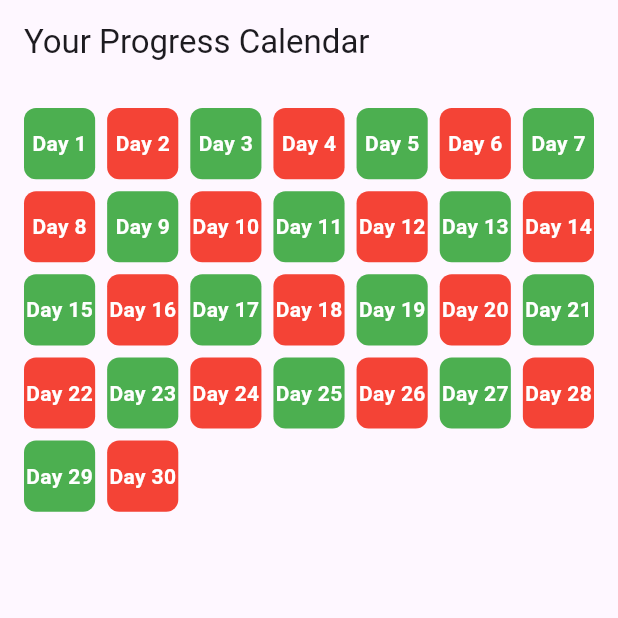
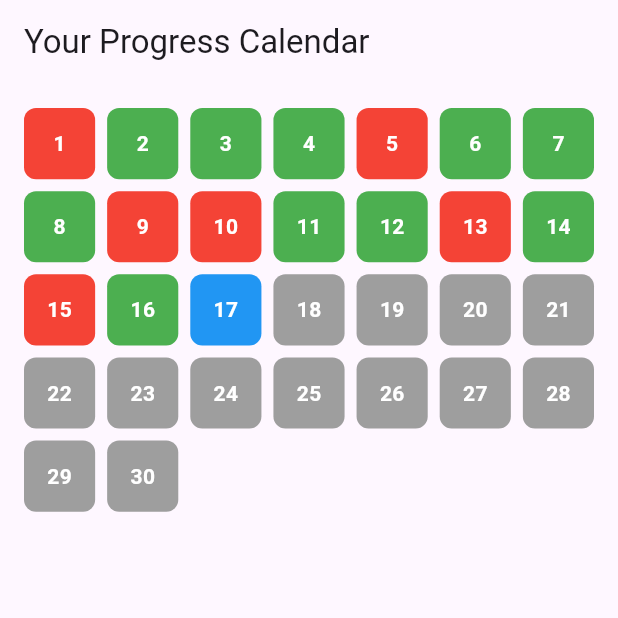
Before and after one commit to gelNye/GDSC2025, a Flutter app: the ProgressCalendarPage screen opened directly, on a phone screen of 412 x 824 dp, the top half of it. Run offline on Flutter 3.47's test engine with Material 3 defaults, Android fonts, the phone set to English and light mode, and no system bars; our stand-ins replace flutter_markdown, go_router.

```diff
--- a/lib/screens/progress_calander_page.dart
+++ b/lib/screens/progress_calander_page.dart
@@ -6,7 +6,28 @@ class ProgressCalendarPage extends StatefulWidget {
 }
 
 class _ProgressCalendarPageState extends State<ProgressCalendarPage> {
-  final List<bool> _progress = List.generate(30, (index) => index % 2 == 0);
+  //final List<bool> _progress = List.generate(30, (index) => index % 2 == 0);
+  final List<int> _progress = List.generate(30, (index) {
+    if (index > 16) {
+      return 0; // Greater than 16
+    } else if (index == 16) {
+      return 1; // Index 16
+    } else {
+      // Alternate between 2 and 3 for indices less than 16
+      if(index % 4 == 0){
+        return 2;
+      }
+      if(index % 3 == 1){
+        return 3;
+      }
+      if(index % 5 == 4){
+        return 2;
+      }
+      else{
+        return 3;
+      }
+    }
+  });
 
   @override
   Widget build(BuildContext context) {
@@ -24,19 +45,18 @@ class _ProgressCalendarPageState extends State<ProgressCalendarPage> {
           ),
           itemCount: _progress.length, // 30 days
           itemBuilder: (context, index) {
-            bool isGood = _progress[index];
             return GestureDetector(
               onTap: () {
 
               },
               child: Container(
                 decoration: BoxDecoration(
-                  color: isGood ? Colors.green : Colors.red,
+                  color: _getColorForValue(_progress[index]),
                   borderRadius: BorderRadius.circular(8.0),
                 ),
                 child: Center(
                   child: Text(
-                    'Day ${index + 1}',
+                    '${index + 1}',
                     style: TextStyle(
                       color: Colors.white,
                       fontWeight: FontWeight.bold,
@@ -51,3 +71,17 @@ class _ProgressCalendarPageState extends State<ProgressCalendarPage> {
     );
   }
 }
+Color _getColorForValue(int value) {
+  switch (value) {
+    case 0:
+      return Colors.grey;  // Grey for 0
+    case 1:
+      return Colors.blue; // White for 1
+    case 2:
+      return Colors.red;   // Red for 2
+    case 3:
+      return Colors.green; // Green for 3
+    default:
+      return Colors.transparent;  // Default case (optional)
+  }
+}
```
